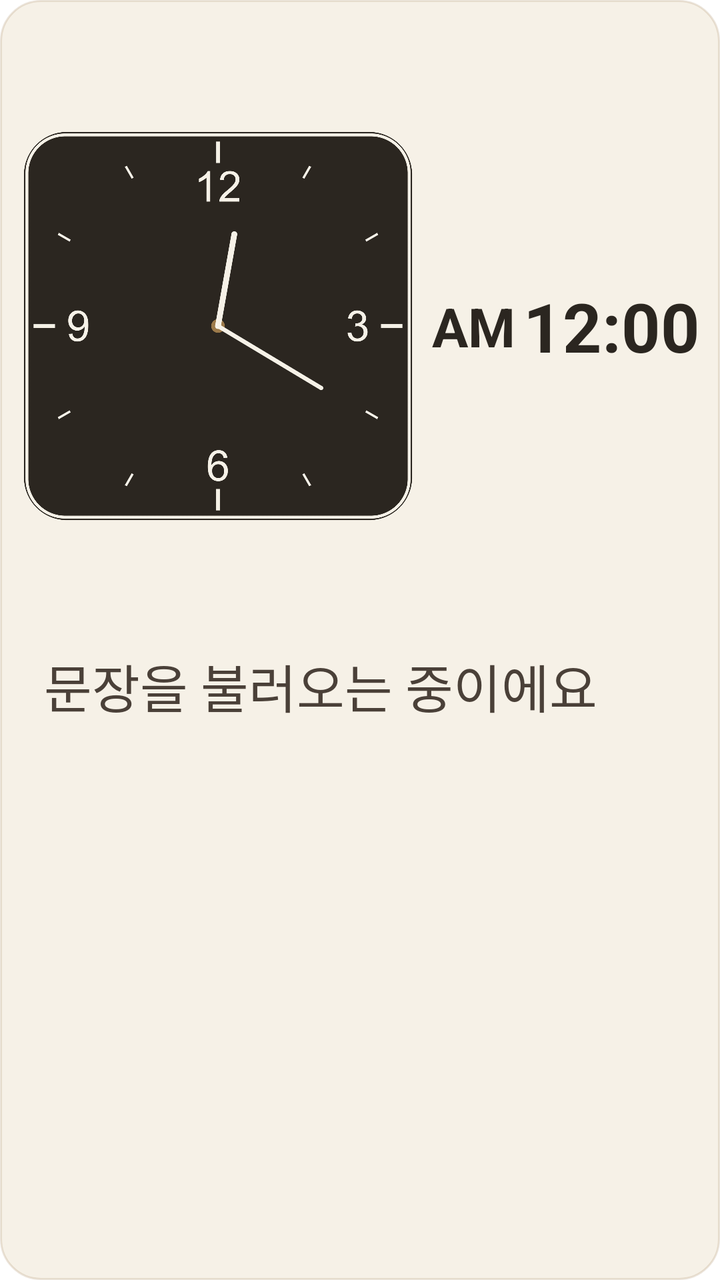
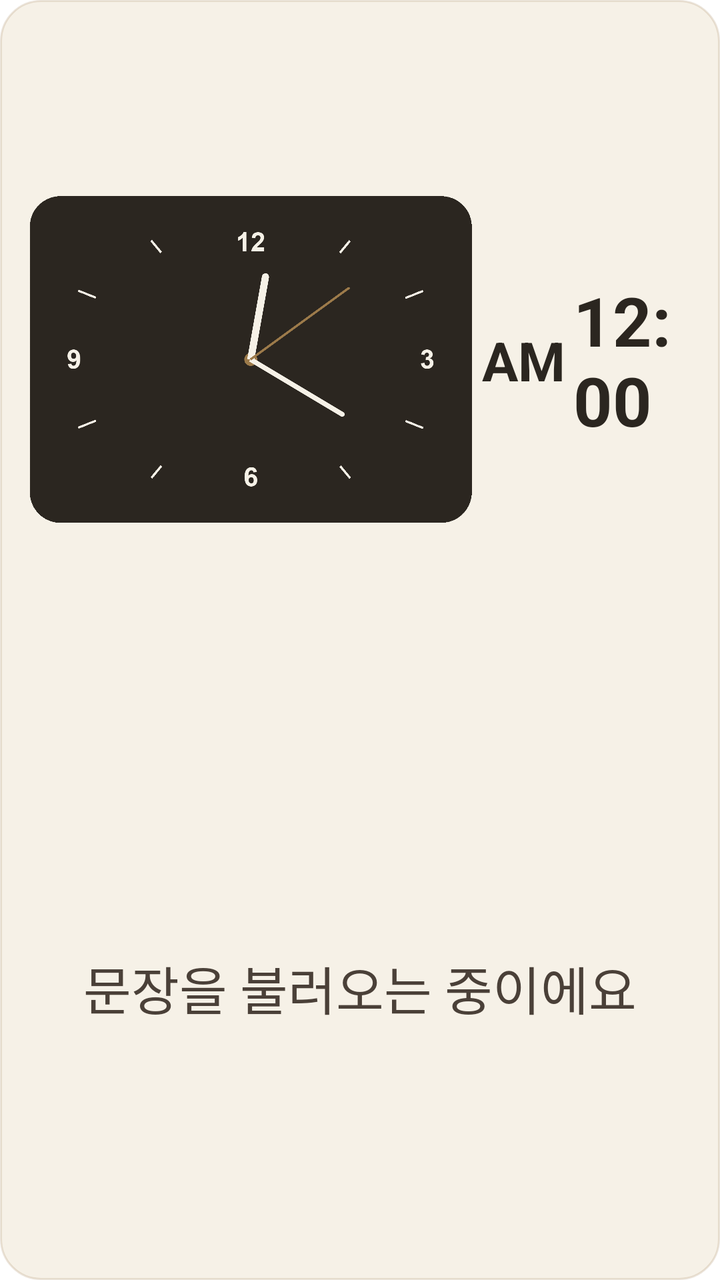

Two renders of the same Android screen: before a commit and after it. Below are the layout's source before the change and the commit's diff.
<!-- AndroidManifest.xml: fallback theme Theme.MaterialComponents.DayNight.NoActionBar -->
<!-- res/layout/widget_medium.xml -->
<?xml version="1.0" encoding="utf-8"?>
<LinearLayout xmlns:android="http://schemas.android.com/apk/res/android"
    android:id="@+id/widget_root"
    android:layout_width="match_parent"
    android:layout_height="match_parent"
    android:orientation="vertical"
    android:background="@drawable/widget_background"
    android:padding="10dp">

    <LinearLayout
        android:layout_width="match_parent"
        android:layout_height="0dp"
        android:layout_weight="1"
        android:orientation="horizontal"
        android:gravity="center_vertical">

        
        <FrameLayout
            android:layout_width="0dp"
            android:layout_height="match_parent"
            android:layout_weight="1">

            <AnalogClock
                android:id="@+id/widget_clock_analog"
                android:layout_width="match_parent"
                android:layout_height="match_parent"
                android:dial="@drawable/widget_clock_dial"
                android:hand_hour="@drawable/widget_clock_hand_hour"
                android:hand_minute="@drawable/widget_clock_hand_minute" />

            <ImageView
                android:id="@+id/widget_clock_hand_alarm"
                android:layout_width="match_parent"
                android:layout_height="match_parent"
                android:src="@drawable/widget_clock_hand_alarm"
                android:visibility="gone"
                android:contentDescription="@null" />

        </FrameLayout>

        
        <LinearLayout
            android:layout_width="wrap_content"
            android:layout_height="wrap_content"
            android:layout_marginStart="8dp"
            android:gravity="center_vertical">

            <TextView
                android:id="@+id/widget_meridiem"
                android:layout_width="wrap_content"
                android:layout_height="wrap_content"
                android:layout_marginEnd="4dp"
                android:text="AM"
                android:textSize="27sp"
                android:textStyle="bold"
                android:textColor="#2B2620" />

            <TextClock
                android:id="@+id/widget_clock_text"
                android:layout_width="wrap_content"
                android:layout_height="wrap_content"
                android:format12Hour="h:mm"
                android:format24Hour="h:mm"
                android:textSize="34sp"
                android:textStyle="bold"
                android:textColor="#2B2620" />

        </LinearLayout>

    </LinearLayout>

    
    <TextView
        android:id="@+id/widget_quote"
        android:layout_width="match_parent"
        android:layout_height="0dp"
        android:layout_weight="1"
        android:layout_marginTop="8dp"
        android:layout_marginStart="12dp"
        android:layout_marginEnd="12dp"
        android:text="문장을 불러오는 중이에요"
        android:textColor="#4A4038"
        android:autoSizeTextType="uniform"
        android:autoSizeMinTextSize="8sp"
        android:autoSizeMaxTextSize="26sp"
        android:autoSizeStepGranularity="1sp" />

</LinearLayout>
<!-- resources referenced by this layout -->
<resources>
  <!-- drawable widget_background (drawable) -->
  <?xml version="1.0" encoding="utf-8"?>
  <shape xmlns:android="http://schemas.android.com/apk/res/android">
      <solid android:color="#F6F1E7" />
      <stroke android:width="1dp" android:color="#339C7A4A" />
      <corners android:radius="20dp" />
  </shape>
  <!-- drawable widget_clock_dial: png bitmap (drawable-xxxhdpi, 109927 bytes) -->
  <!-- drawable widget_clock_hand_alarm: png bitmap (drawable-xxxhdpi, 11423 bytes) -->
  <!-- drawable widget_clock_hand_hour: png bitmap (drawable-xxxhdpi, 12305 bytes) -->
  <!-- drawable widget_clock_hand_minute: png bitmap (drawable-xxxhdpi, 12108 bytes) -->
</resources>

<!-- the commit's change to res/layout/widget_medium.xml (unified diff, before → after) -->
@@ -7,31 +7,36 @@
     android:background="@drawable/widget_background"
     android:padding="10dp">
 
+    
     <LinearLayout
         android:layout_width="match_parent"
         android:layout_height="0dp"
-        android:layout_weight="1"
-        android:orientation="horizontal"
-        android:gravity="center_vertical">
+        android:layout_weight="5"
+        android:orientation="horizontal">
 
         
         <FrameLayout
             android:layout_width="0dp"
             android:layout_height="match_parent"
-            android:layout_weight="1">
+            android:layout_weight="6.8">
 
+            
             <AnalogClock
                 android:id="@+id/widget_clock_analog"
-                android:layout_width="match_parent"
-                android:layout_height="match_parent"
+                android:layout_width="wrap_content"
+                android:layout_height="wrap_content"
+                android:layout_gravity="center"
                 android:dial="@drawable/widget_clock_dial"
                 android:hand_hour="@drawable/widget_clock_hand_hour"
-                android:hand_minute="@drawable/widget_clock_hand_minute" />
+                android:hand_minute="@drawable/widget_clock_hand_minute"
+                android:hand_second="@drawable/widget_clock_hand_second" />
 
             <ImageView
                 android:id="@+id/widget_clock_hand_alarm"
-                android:layout_width="match_parent"
-                android:layout_height="match_parent"
+                android:layout_width="wrap_content"
+                android:layout_height="wrap_content"
+                android:layout_gravity="center"
+                android:adjustViewBounds="true"
                 android:src="@drawable/widget_clock_hand_alarm"
                 android:visibility="gone"
                 android:contentDescription="@null" />
@@ -40,10 +45,10 @@
 
         
         <LinearLayout
-            android:layout_width="wrap_content"
-            android:layout_height="wrap_content"
-            android:layout_marginStart="8dp"
-            android:gravity="center_vertical">
+            android:layout_width="0dp"
+            android:layout_height="match_parent"
+            android:layout_weight="3.2"
+            android:gravity="center">
 
             <TextView
                 android:id="@+id/widget_meridiem"
@@ -74,12 +79,13 @@
         android:id="@+id/widget_quote"
         android:layout_width="match_parent"
         android:layout_height="0dp"
-        android:layout_weight="1"
+        android:layout_weight="4"
         android:layout_marginTop="8dp"
         android:layout_marginStart="12dp"
         android:layout_marginEnd="12dp"
         android:text="문장을 불러오는 중이에요"
         android:textColor="#4A4038"
+        android:gravity="center"
         android:autoSizeTextType="uniform"
         android:autoSizeMinTextSize="8sp"
         android:autoSizeMaxTextSize="26sp"
<!-- resource entries referenced after the edit -->
@@ -7,9 +7,10 @@
       <stroke android:width="1dp" android:color="#339C7A4A" />
       <corners android:radius="20dp" />
   </shape>
-  <!-- drawable widget_clock_dial: png bitmap (drawable-xxxhdpi, 109927 bytes) -->
-  <!-- drawable widget_clock_hand_alarm: png bitmap (drawable-xxxhdpi, 11423 bytes) -->
-  <!-- drawable widget_clock_hand_hour: png bitmap (drawable-xxxhdpi, 12305 bytes) -->
-  <!-- drawable widget_clock_hand_minute: png bitmap (drawable-xxxhdpi, 12108 bytes) -->
+  <!-- drawable widget_clock_dial: png bitmap (drawable-xxxhdpi, 23020 bytes) -->
+  <!-- drawable widget_clock_hand_alarm: png bitmap (drawable-xxxhdpi, 7913 bytes) -->
+  <!-- drawable widget_clock_hand_hour: png bitmap (drawable-xxxhdpi, 8297 bytes) -->
+  <!-- drawable widget_clock_hand_minute: png bitmap (drawable-xxxhdpi, 8462 bytes) -->
+  <!-- drawable widget_clock_hand_second: png bitmap (drawable-xxxhdpi, 8554 bytes) -->
 </resources>
 
